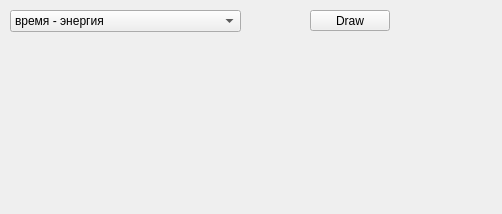
First picture: the form in Charts/mainwindow.ui, repository mixberry00/Physics, before the edit.
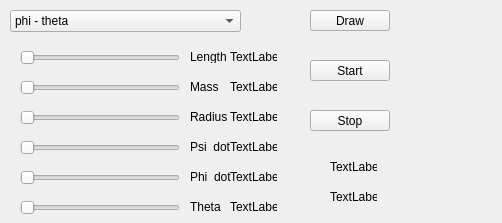
Second picture: the form after the edit.

```diff
--- a/Charts/mainwindow.ui
+++ b/Charts/mainwindow.ui
@@ -7,7 +7,7 @@
     <x>0</x>
     <y>0</y>
     <width>502</width>
-    <height>214</height>
+    <height>223</height>
    </rect>
   </property>
   <property name="windowTitle">
@@ -25,7 +25,7 @@
     </property>
     <item>
      <property name="text">
-      <string>время - энергия</string>
+      <string>phi - theta</string>
      </property>
     </item>
     <item>
@@ -52,6 +52,325 @@
      <string>Draw</string>
     </property>
    </widget>
+   <widget class="QSlider" name="length">
+    <property name="geometry">
+     <rect>
+      <x>20</x>
+      <y>50</y>
+      <width>160</width>
+      <height>16</height>
+     </rect>
+    </property>
+    <property name="minimum">
+     <number>5</number>
+    </property>
+    <property name="maximum">
+     <number>15</number>
+    </property>
+    <property name="orientation">
+     <enum>Qt::Horizontal</enum>
+    </property>
+   </widget>
+   <widget class="QLabel" name="label">
+    <property name="geometry">
+     <rect>
+      <x>190</x>
+      <y>50</y>
+      <width>47</width>
+      <height>13</height>
+     </rect>
+    </property>
+    <property name="text">
+     <string>Length</string>
+    </property>
+   </widget>
+   <widget class="QSlider" name="mass">
+    <property name="geometry">
+     <rect>
+      <x>20</x>
+      <y>80</y>
+      <width>160</width>
+      <height>16</height>
+     </rect>
+    </property>
+    <property name="minimum">
+     <number>1</number>
+    </property>
+    <property name="maximum">
+     <number>20</number>
+    </property>
+    <property name="orientation">
+     <enum>Qt::Horizontal</enum>
+    </property>
+   </widget>
+   <widget class="QLabel" name="label_2">
+    <property name="geometry">
+     <rect>
+      <x>190</x>
+      <y>80</y>
+      <width>47</width>
+      <height>13</height>
+     </rect>
+    </property>
+    <property name="text">
+     <string>Mass</string>
+    </property>
+   </widget>
+   <widget class="QSlider" name="radius">
+    <property name="geometry">
+     <rect>
+      <x>20</x>
+      <y>110</y>
+      <width>160</width>
+      <height>16</height>
+     </rect>
+    </property>
+    <property name="minimum">
+     <number>4</number>
+    </property>
+    <property name="maximum">
+     <number>8</number>
+    </property>
+    <property name="orientation">
+     <enum>Qt::Horizontal</enum>
+    </property>
+   </widget>
+   <widget class="QLabel" name="label_3">
+    <property name="geometry">
+     <rect>
+      <x>190</x>
+      <y>110</y>
+      <width>47</width>
+      <height>13</height>
+     </rect>
+    </property>
+    <property name="text">
+     <string>Radius</string>
+    </property>
+   </widget>
+   <widget class="QSlider" name="psi_dot">
+    <property name="geometry">
+     <rect>
+      <x>20</x>
+      <y>140</y>
+      <width>160</width>
+      <height>16</height>
+     </rect>
+    </property>
+    <property name="minimum">
+     <number>50</number>
+    </property>
+    <property name="maximum">
+     <number>200</number>
+    </property>
+    <property name="orientation">
+     <enum>Qt::Horizontal</enum>
+    </property>
+   </widget>
+   <widget class="QLabel" name="label_4">
+    <property name="geometry">
+     <rect>
+      <x>190</x>
+      <y>140</y>
+      <width>47</width>
+      <height>13</height>
+     </rect>
+    </property>
+    <property name="text">
+     <string>Psi_dot</string>
+    </property>
+   </widget>
+   <widget class="QSlider" name="phi_dot">
+    <property name="geometry">
+     <rect>
+      <x>20</x>
+      <y>170</y>
+      <width>160</width>
+      <height>16</height>
+     </rect>
+    </property>
+    <property name="maximum">
+     <number>30</number>
+    </property>
+    <property name="orientation">
+     <enum>Qt::Horizontal</enum>
+    </property>
+   </widget>
+   <widget class="QLabel" name="label_5">
+    <property name="geometry">
+     <rect>
+      <x>190</x>
+      <y>170</y>
+      <width>47</width>
+      <height>13</height>
+     </rect>
+    </property>
+    <property name="text">
+     <string>Phi_dot</string>
+    </property>
+   </widget>
+   <widget class="QSlider" name="theta">
+    <property name="geometry">
+     <rect>
+      <x>20</x>
+      <y>200</y>
+      <width>160</width>
+      <height>16</height>
+     </rect>
+    </property>
+    <property name="minimum">
+     <number>785</number>
+    </property>
+    <property name="maximum">
+     <number>1570</number>
+    </property>
+    <property name="orientation">
+     <enum>Qt::Horizontal</enum>
+    </property>
+   </widget>
+   <widget class="QLabel" name="label_6">
+    <property name="geometry">
+     <rect>
+      <x>190</x>
+      <y>200</y>
+      <width>47</width>
+      <height>13</height>
+     </rect>
+    </property>
+    <property name="text">
+     <string>Theta</string>
+    </property>
+   </widget>
+   <widget class="QPushButton" name="start">
+    <property name="geometry">
+     <rect>
+      <x>310</x>
+      <y>60</y>
+      <width>80</width>
+      <height>21</height>
+     </rect>
+    </property>
+    <property name="text">
+     <string>Start</string>
+    </property>
+   </widget>
+   <widget class="QPushButton" name="stop">
+    <property name="geometry">
+     <rect>
+      <x>310</x>
+      <y>110</y>
+      <width>80</width>
+      <height>21</height>
+     </rect>
+    </property>
+    <property name="text">
+     <string>Stop</string>
+    </property>
+   </widget>
+   <widget class="QLabel" name="length_value">
+    <property name="geometry">
+     <rect>
+      <x>230</x>
+      <y>50</y>
+      <width>47</width>
+      <height>13</height>
+     </rect>
+    </property>
+    <property name="text">
+     <string>TextLabel</string>
+    </property>
+   </widget>
+   <widget class="QLabel" name="mass_value">
+    <property name="geometry">
+     <rect>
+      <x>230</x>
+      <y>80</y>
+      <width>47</width>
+      <height>13</height>
+     </rect>
+    </property>
+    <property name="text">
+     <string>TextLabel</string>
+    </property>
+   </widget>
+   <widget class="QLabel" name="radius_value">
+    <property name="geometry">
+     <rect>
+      <x>230</x>
+      <y>110</y>
+      <width>47</width>
+      <height>13</height>
+     </rect>
+    </property>
+    <property name="text">
+     <string>TextLabel</string>
+    </property>
+   </widget>
+   <widget class="QLabel" name="Psi_dot_value">
+    <property name="geometry">
+     <rect>
+      <x>230</x>
+      <y>140</y>
+      <width>47</width>
+      <height>13</height>
+     </rect>
+    </property>
+    <property name="text">
+     <string>TextLabel</string>
+    </property>
+   </widget>
+   <widget class="QLabel" name="phi_dot_value">
+    <property name="geometry">
+     <rect>
+      <x>230</x>
+      <y>170</y>
+      <width>47</width>
+      <height>13</height>
+     </rect>
+    </property>
+    <property name="text">
+     <string>TextLabel</string>
+    </property>
+   </widget>
+   <widget class="QLabel" name="theta_value">
+    <property name="geometry">
+     <rect>
+      <x>230</x>
+      <y>200</y>
+      <width>47</width>
+      <height>13</height>
+     </rect>
+    </property>
+    <property name="text">
+     <string>TextLabel</string>
+    </property>
+   </widget>
+   <widget class="QLabel" name="mintheta">
+    <property name="geometry">
+     <rect>
+      <x>330</x>
+      <y>190</y>
+      <width>47</width>
+      <height>13</height>
+     </rect>
+    </property>
+    <property name="text">
+     <string>TextLabel</string>
+    </property>
+   </widget>
+   <widget class="QLabel" name="maxtheta">
+    <property name="geometry">
+     <rect>
+      <x>330</x>
+      <y>160</y>
+      <width>47</width>
+      <height>13</height>
+     </rect>
+    </property>
+    <property name="text">
+     <string>TextLabel</string>
+    </property>
+   </widget>
   </widget>
  </widget>
  <layoutdefault spacing="6" margin="11"/>
```
Left out of the diff: 9 changed lines with no effect on the pictures.
